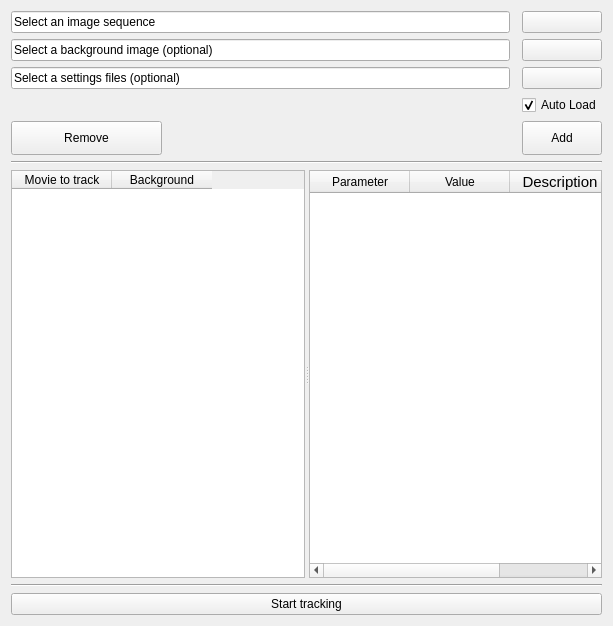
Old version of the form src/batch.ui in the repository FastTrackOrg/FastTrack.
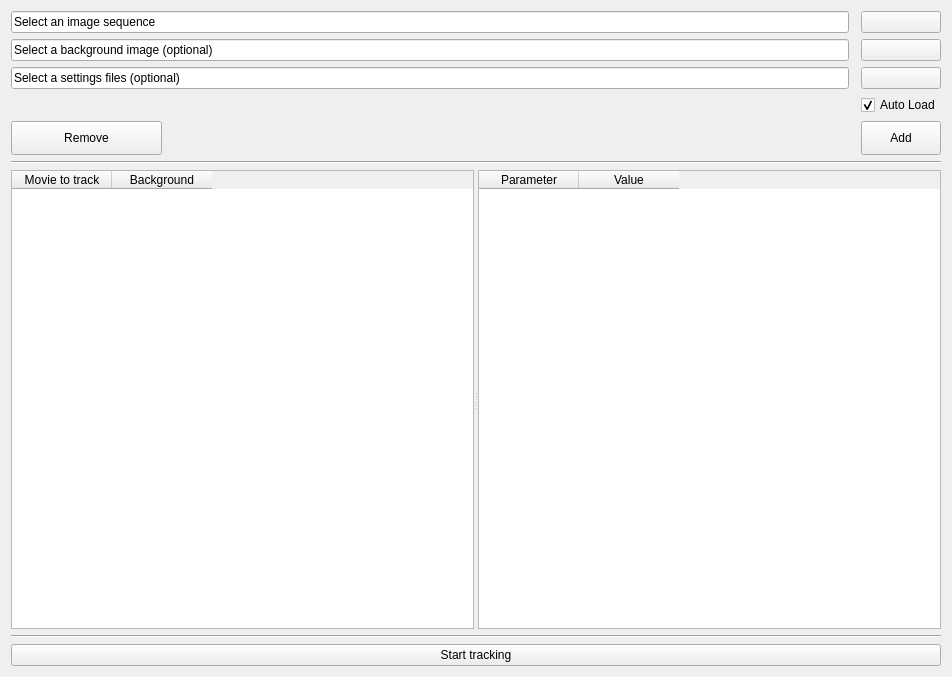
New version of the form.

Commit message: [feat] batch: change the parameter table

Patch:
```diff
--- a/src/batch.ui
+++ b/src/batch.ui
@@ -6,8 +6,8 @@
    <rect>
     <x>0</x>
     <y>0</y>
-    <width>613</width>
-    <height>626</height>
+    <width>952</width>
+    <height>677</height>
    </rect>
   </property>
   <property name="windowTitle">
@@ -143,6 +143,9 @@
       <property name="sortingEnabled">
        <bool>false</bool>
       </property>
+      <attribute name="verticalHeaderVisible">
+       <bool>false</bool>
+      </attribute>
       <column>
        <property name="text">
         <string>Parameter</string>
@@ -153,16 +156,6 @@
         <string>Value</string>
        </property>
       </column>
-      <column>
-       <property name="text">
-        <string>Description</string>
-       </property>
-       <property name="font">
-        <font>
-         <pointsize>11</pointsize>
-        </font>
-       </property>
-      </column>
      </widget>
     </widget>
    </item>
```
Left out of the diff: 134 changed lines with no effect on the pictures. The commit also changes 4 other files.
